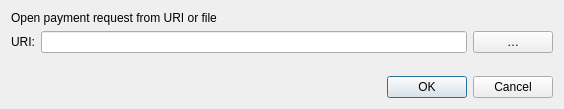
Qt form src/qt/forms/openuridialog.ui (crptec/SUQA-CORE-POC) before a commit.
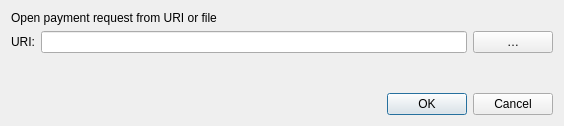
The same form after that commit. Icons and pictures are not drawn. Custom widgets are drawn as their Qt base class.

Patch:
```diff
--- a/src/qt/forms/openuridialog.ui
+++ b/src/qt/forms/openuridialog.ui
@@ -7,12 +7,1640 @@
     <x>0</x>
     <y>0</y>
     <width>564</width>
-    <height>109</height>
+    <height>126</height>
    </rect>
   </property>
   <property name="windowTitle">
    <string>Open URI</string>
   </property>
+  <property name="styleSheet">
+   <string notr="true">
+QStatusBar {
+background-color:#ffffff;
+}
+
+.QFrame {
+background-color:transparent;
+border:0px solid #fff;
+}
+
+QMenuBar {
+background-color:#fff;
+}
+
+QMenuBar::item {
+background-color:#fff;
+}
+
+QMenuBar::item:selected {
+background-color:#f8f6f6;
+}
+
+QMenu {
+background-color:#f8f6f6;
+}
+
+QMenu::item {
+color:#333;
+}
+
+QMenu::item:selected {
+background-color:#f2f0f0;
+color:#333;
+}
+
+QToolBar {
+background-color:#fff;
+border:0px solid #000;
+padding:0;
+margin:0;
+}
+
+QToolBar &gt; QToolButton {
+background-color:#fff;
+border:0px solid #333;
+min-height:2.5em;
+min-width: 8em;
+padding: 0em 1em;
+/*font-weight:bold;*/
+color:#333;
+}
+
+QToolBar &gt; QToolButton:checked {
+background-color:#183862;
+color:#fff;
+font-weight:bold;
+}
+
+QMessageBox {
+background-color:#F8F6F6;
+}
+
+/*******************************************************/
+
+QLabel { /* Base Text Size &amp; Color */
+font-size:12px;
+color:#333333;
+}
+
+.QCheckBox { /* Checkbox Labels */
+color:#333333;
+background-color:transparent;
+}
+
+.QCheckBox:hover {
+background-color:transparent;
+}
+
+.QValidatedLineEdit, .QLineEdit { /* Text Entry Fields */
+border: 1px solid #82C3E6;
+font-size:11px;
+min-height:25px;
+outline:0;
+padding:3px;
+background-color:#fcfcfc;
+}
+
+.QLineEdit:!focus {
+font-size:12px;
+}
+
+.QValidatedLineEdit:disabled, .QLineEdit:disabled {
+background-color:#f2f2f2;
+}
+
+/*******************************************************/
+
+QPushButton { /* Global Button Style */
+
+background-color:#183862;
+
+border:1;
+
+border-radius:3px;
+
+color:#ffffff;
+
+font-size:12px;
+
+font-weight:bold;
+
+height: 26px;
+
+padding-left:25px;
+
+padding-right:25px;
+
+padding-top:5px;
+
+padding-bottom:5px;
+
+margin-right: 10px;
+
+}
+
+
+
+QPushButton:hover { /* Global Button Style hover */
+
+background-color:#f57026;
+
+border:1;
+
+border-radius:3px;
+
+color:#ffffff;
+
+font-size:12px;
+
+font-weight:bold;
+
+height: 26px;
+
+padding-left:25px;
+
+padding-right:25px;
+
+padding-top:5px;
+
+padding-bottom:5px;
+
+margin-right: 10px;
+
+}
+
+QPushButton:focus {
+border:none;
+outline:none;
+}
+
+QPushButton:pressed {
+border:1px solid #333;
+}
+
+QComboBox { /* Dropdown Menus */
+border:1px solid #82C3E6;
+padding: 3px 5px 3px 5px;
+background:#fcfcfc;
+min-height:25px;
+color:#818181;
+}
+
+QComboBox:checked {
+background:#f2f2f2;
+}
+
+QComboBox:editable {
+background: #183862;
+color:#616161;
+border:0px solid transparent;
+}
+
+QComboBox::drop-down {
+width:25px;
+border:0px;
+}
+
+QComboBox::down-arrow {
+border-image: url(':/images/light/drkblue_downArrow') 0 0 0 0 stretch stretch;
+}
+
+QComboBox QListView {
+background:#fff;
+border:1px solid #333;
+padding-right:1px;
+padding-left:1px;
+}
+
+QComboBox QAbstractItemView::item { margin:4px; }
+
+QComboBox::item {
+color:#818181;
+}
+
+QComboBox::item:alternate {
+background:#fff;
+}
+
+QComboBox::item:selected {
+border:0px solid transparent;
+background:#f2f2f2;
+}
+
+QComboBox::indicator {
+background-color:transparent;
+selection-background-color:transparent;
+color:transparent;
+selection-color:transparent;
+}
+
+QAbstractSpinBox {
+border:1px solid #82C3E6;
+padding: 3px 5px 3px 5px;
+background:#fcfcfc;
+min-height:25px;
+color:#818181;
+}
+
+QAbstractSpinBox::up-button {
+subcontrol-origin: border;
+subcontrol-position: top right;
+width:21px;
+background:#fcfcfc;
+border-left:0px;
+border-right:1px solid #82C3E6;
+border-top:1px solid #82C3E6;
+border-bottom:0px;
+padding-right:1px;
+padding-left:5px;
+padding-top:2px;
+}
+
+QAbstractSpinBox::up-arrow {
+image:url(':/images/light/drkblue_upArrow_small');
+}
+
+QAbstractSpinBox::down-button {
+subcontrol-origin: border;
+subcontrol-position: bottom right;
+width:21px;
+background:#fcfcfc;
+border-top:0px;
+border-left:0px;
+border-right:1px solid #82C3E6;
+border-bottom:1px solid #82C3E6;
+padding-right:1px;
+padding-left:5px;
+padding-bottom:2px;
+}
+
+QAbstractSpinBox::down-arrow {
+image:url(':/images/light/drkblue_downArrow_small');
+}
+
+QCheckBox {
+spacing: 5px;
+}
+
+QCheckBox::indicator {
+width: 16px;
+height: 16px;
+}
+
+
+
+/*******************************************************/
+
+QHeaderView { /* Table Header */
+background-color:transparent;
+}
+
+QHeaderView::section { /* Table Header Sections */
+qproperty-alignment:center;
+background-color:qlineargradient(x1: 0, y1: 0, x2: 0, y2: 0.25, stop: 0 #1070B0, stop: 1 #183862);
+color:#fff;
+min-height:25px;
+font-weight:bold;
+font-size:14px;
+outline:0;
+border:0px solid #fff;
+border-right:1px solid #fff;
+padding-left:5px;
+padding-right:5px;
+padding-top:2px;
+padding-bottom:2px;
+}
+
+QHeaderView::section:last {
+border-right: 0px solid #d7d7d7;
+}
+
+.QScrollArea {
+background:transparent;
+border:0px;
+}
+
+.QTableView { /* Table - has to be selected as a class otherwise it throws off QCalendarWidget */
+background:transparent;
+border:0px solid #fff;
+}
+
+QTableView::item { /* Table Item */
+background-color:#fcfcfc;
+font-size:12px;
+}
+
+QTableView::item:selected { /* Table Item Selected */
+background-color:#f0f0f0;
+color:#333;
+}
+
+QScrollBar { /* Scroll Bar */
+
+}
+
+QScrollBar:vertical { /* Vertical Scroll Bar Attributes */
+border:0;
+background:#ffffff;
+width:18px;
+margin: 18px 0px 18px 0px;
+}
+
+QScrollBar:horizontal { /* Horizontal Scroll Bar Attributes */
+border:0;
+background:#ffffff;
+height:18px;
+margin: 0px 18px 0px 18px;
+}
+
+
+QScrollBar::handle:vertical { /* Scroll Bar Slider - vertical */
+background:#e0e0e0;
+min-height:10px;
+}
+
+QScrollBar::handle:horizontal { /* Scroll Bar Slider - horizontal */
+background:#e0e0e0;
+min-width:10px;
+}
+
+QScrollBar::add-page, QScrollBar::sub-page { /* Scroll Bar Background */
+background:#F8F6F6;
+}
+
+QScrollBar::add-line:vertical, QScrollBar::sub-line:vertical, QScrollBar::add-line:horizontal, QScrollBar::sub-line:horizontal { /* Define Arrow Button Dimensions */
+background-color:#F8F6F6;
+border: 1px solid #f2f0f0;
+width:16px;
+height:16px;
+}
+
+QScrollBar::add-line:vertical:pressed, QScrollBar::sub-line:vertical:pressed, QScrollBar::add-line:horizontal:pressed, QScrollBar::sub-line:horizontal:pressed {
+background-color:#e0e0e0;
+}
+
+QScrollBar::sub-line:vertical { /* Vertical - top button position */
+subcontrol-position:top;
+subcontrol-origin: margin;
+}
+
+QScrollBar::add-line:vertical { /* Vertical - bottom button position */
+subcontrol-position:bottom;
+subcontrol-origin: margin;
+}
+
+QScrollBar::sub-line:horizontal { /* Vertical - left button position */
+subcontrol-position:left;
+subcontrol-origin: margin;
+}
+
+QScrollBar::add-line:horizontal { /* Vertical - right button position */
+subcontrol-position:right;
+subcontrol-origin: margin;
+}
+
+QScrollBar:up-arrow, QScrollBar:down-arrow, QScrollBar:left-arrow, QScrollBar:right-arrow { /* Arrows Icon */
+width:10px;
+height:10px;
+}
+
+QScrollBar:up-arrow {
+background-image: url(':/images/light/drkblue_upArrow_small');
+}
+
+QScrollBar:down-arrow {
+background-image: url(':/images/light/drkblue_downArrow_small');
+}
+
+QScrollBar:left-arrow {
+background-image: url(':/images/light/drkblue_leftArrow_small');
+}
+
+QScrollBar:right-arrow {
+background-image: url(':/images/light/drkblue_rightArrow_small');
+}
+
+
+/*******************************************************/
+
+/* DIALOG BOXES */
+
+QDialog .QTabWidget {
+border-bottom:1px solid #333;
+}
+
+QDialog .QTabWidget::pane {
+border: 1px solid #d7d7d7;
+}
+
+QDialog .QTabWidget QTabBar::tab {
+background-color:#f2f0f0;
+color:#333;
+padding-left:10px;
+padding-right:10px;
+padding-top:5px;
+padding-bottom:5px;
+border-top: 1px solid #d7d7d7;
+}
+
+QDialog .QTabWidget QTabBar::tab:first {
+border-left: 1px solid #d7d7d7;
+}
+
+QDialog .QTabWidget QTabBar::tab:last {
+border-right: 1px solid #d7d7d7;
+}
+
+QDialog .QTabWidget QTabBar::tab:selected, QDialog .QTabWidget QTabBar::tab:hover {
+background-color:#ffffff;
+color:#333;
+}
+
+QDialog .QTabWidget .QWidget {
+background-color:#fff;
+color:#333;
+}
+
+QDialog .QTabWidget .QWidget QAbstractSpinBox {
+min-height:15px;
+}
+
+QDialog .QTabWidget .QWidget QAbstractSpinBox::down-button {
+width:15px;
+}
+
+QDialog .QTabWidget .QWidget QAbstractSpinBox::up-button {
+width:15px;
+}
+
+QDialog .QTabWidget .QWidget QComboBox {
+min-height:15px;
+}
+
+QDialog QWidget { /* Remove Annoying Focus Rectangle */
+outline: 0;
+}
+
+/*******************************************************/
+/* FILE MENU */
+
+/* Dialog: Open URI */
+QDialog#OpenURIDialog {
+background-color:#F8F6F6;
+}
+
+QDialog#OpenURIDialog QLabel#label { /* URI Label */
+font-weight:bold;
+}
+
+QDialog#OpenURIDialog QPushButton#selectFileButton { /* ... Button */
+background-color:qlineargradient(x1: 0, y1: 0, x2: 0, y2: 1, stop: .01 #f6f6f6, stop: .1 rgba(250, 250, 250, 128), stop: .95 rgba(250, 250, 250, 255), stop: 1 #ebebeb);
+border:1px solid #d2d2d2;
+color:#616161;
+padding-left:10px;
+padding-right:10px;
+}
+
+QDialog#OpenURIDialog QPushButton#selectFileButton:hover {
+background-color:qlineargradient(x1: 0, y1: 0, x2: 0, y2: 1, stop: .01 #f6f6f6, stop: .1 rgba(240, 240, 240, 255), stop: .95 rgba(240, 240, 240, 255), stop: 1 #ebebeb);
+color:#333;
+}
+
+QDialog#OpenURIDialog QPushButton#selectFileButton:pressed {
+border:1px solid #9e9e9e;
+}
+
+/* Dialog: Sign / Verify Message */
+QDialog#SignVerifyMessageDialog {
+background-color:#F8F6F6;
+}
+
+QDialog#SignVerifyMessageDialog QPushButton#addressBookButton_SM { /* Address Book Button */
+background-color:transparent;
+padding-left:10px;
+padding-right:10px;
+}
+
+QDialog#SignVerifyMessageDialog QPlainTextEdit { /* Message Signing Text */
+border:1px solid #82C3E6;
+background-color:#fff;
+}
+
+QDialog#SignVerifyMessageDialog QPushButton#pasteButton_SM { /* Paste Button */
+/* qproperty-icon: url(&quot;:/icons/light/drkblue_editpaste&quot;); */
+background-color:transparent;
+padding-left:15px;
+}
+
+QDialog#SignVerifyMessageDialog QLineEdit:!focus { /* Font Hack */
+font-size:10px;
+}
+
+QDialog#SignVerifyMessageDialog QPushButton#copySignatureButton_SM { /* Copy Button */
+/* qproperty-icon: url(&quot;:/icons/light/drkblue_editcopy&quot;); */
+background-color:transparent;
+padding-left:10px;
+padding-right:10px;
+}
+
+QDialog#SignVerifyMessageDialog QPushButton#clearButton_SM { /* Clear Button */
+background-color:qlineargradient(x1: 0, y1: 0, x2: 0, y2: 1, stop: .01 #f6f6f6, stop: .1 rgba(250, 250, 250, 128), stop: .95 rgba(250, 250, 250, 255), stop: 1 #ebebeb);
+border:1px solid #d2d2d2;
+color:#616161;
+padding-left:10px;
+padding-right:10px;
+}
+
+QDialog#SignVerifyMessageDialog QPushButton#clearButton_SM:hover {
+background-color:qlineargradient(x1: 0, y1: 0, x2: 0, y2: 1, stop: .01 #f6f6f6, stop: .1 rgba(240, 240, 240, 255), stop: .95 rgba(240, 240, 240, 255), stop: 1 #ebebeb);
+color:#333;
+}
+
+QDialog#SignVerifyMessageDialog QPushButton#clearButton_SM:pressed {
+border:1px solid #9e9e9e;
+}
+
+QDialog#SignVerifyMessageDialog QPushButton#addressBookButton_VM { /* Verify Message - Address Book Button */
+background-color:transparent;
+border:0;
+padding-left:10px;
+padding-right:10px;
+}
+
+QDialog#SignVerifyMessageDialog QPushButton#clearButton_VM { /* Verify Message - Clear Button */
+background-color:qlineargradient(x1: 0, y1: 0, x2: 0, y2: 1, stop: .01 #f6f6f6, stop: .1 rgba(250, 250, 250, 128), stop: .95 rgba(250, 250, 250, 255), stop: 1 #ebebeb);
+border:1px solid #d2d2d2;
+color:#616161;
+padding-left:10px;
+padding-right:10px;
+}
+
+QDialog#SignVerifyMessageDialog QPushButton#clearButton_VM:hover {
+background-color:qlineargradient(x1: 0, y1: 0, x2: 0, y2: 1, stop: .01 #f6f6f6, stop: .1 rgba(240, 240, 240, 255), stop: .95 rgba(240, 240, 240, 255), stop: 1 #ebebeb);
+color:#333;
+}
+
+QDialog#SignVerifyMessageDialog QPushButton#clearButton_VM:pressed {
+border:1px solid #9e9e9e;
+}
+
+/* Dialog: Send and Receive */
+QWidget#AddressBookPage {
+background-color:#F8F6F6;
+}
+
+QWidget#AddressBookPage QPushButton#newAddress { /* New Address Button */
+background-color:qlineargradient(x1: 0, y1: 0, x2: 0, y2: 1, stop: .01 #f6f6f6, stop: .1 rgba(250, 250, 250, 128), stop: .95 rgba(250, 250, 250, 255), stop: 1 #ebebeb);
+border:1px solid #d2d2d2;
+color:#616161;
+padding-left:10px;
+padding-right:10px;
+}
+
+QWidget#AddressBookPage QPushButton#newAddress:hover {
+background-color:qlineargradient(x1: 0, y1: 0, x2: 0, y2: 1, stop: .01 #f6f6f6, stop: .1 rgba(240, 240, 240, 255), stop: .95 rgba(240, 240, 240, 255), stop: 1 #ebebeb);
+color:#333;
+}
+
+QWidget#AddressBookPage QPushButton#newAddress:pressed {
+border:1px solid #9e9e9e;
+}
+
+QWidget#AddressBookPage QPushButton#copyAddress { /* Copy Address Button */
+background-color:qlineargradient(x1: 0, y1: 0, x2: 0, y2: 1, stop: .01 #f6f6f6, stop: .1 rgba(250, 250, 250, 128), stop: .95 rgba(250, 250, 250, 255), stop: 1 #ebebeb);
+border:1px solid #d2d2d2;
+color:#616161;
+padding-left:10px;
+padding-right:10px;
+}
+
+QWidget#AddressBookPage QPushButton#copyAddress:hover {
+background-color:qlineargradient(x1: 0, y1: 0, x2: 0, y2: 1, stop: .01 #f6f6f6, stop: .1 rgba(240, 240, 240, 255), stop: .95 rgba(240, 240, 240, 255), stop: 1 #ebebeb);
+color:#333;
+}
+
+QWidget#AddressBookPage QPushButton#copyAddress:pressed {
+border:1px solid #9e9e9e;
+}
+
+QWidget#AddressBookPage QPushButton#deleteAddress { /* Delete Address Button */
+background-color:qlineargradient(x1: 0, y1: 0, x2: 0, y2: 1, stop: .01 #f6f6f6, stop: .1 rgba(250, 250, 250, 128), stop: .95 rgba(250, 250, 250, 255), stop: 1 #ebebeb);
+border:1px solid #d2d2d2;
+color:#616161;
+padding-left:10px;
+padding-right:10px;
+}
+
+QWidget#AddressBookPage QPushButton#deleteAddress:hover {
+background-color:qlineargradient(x1: 0, y1: 0, x2: 0, y2: 1, stop: .01 #f6f6f6, stop: .1 rgba(240, 240, 240, 255), stop: .95 rgba(240, 240, 240, 255), stop: 1 #ebebeb);
+color:#333;
+}
+
+QWidget#AddressBookPage QPushButton#deleteAddress:pressed {
+border:1px solid #9e9e9e;
+}
+
+QWidget#AddressBookPage QTableView { /* Address Listing */
+font-size:12px;
+}
+
+QWidget#AddressBookPage QHeaderView::section { /* Min width for Windows fix */
+min-width:260px;
+}
+
+/* SETTINGS MENU */
+
+/* Encrypt Wallet and Change Passphrase Dialog */
+QDialog#AskPassphraseDialog {
+background-color:#F8F6F6;
+}
+
+QDialog#AskPassphraseDialog QLabel#passLabel1, QDialog#AskPassphraseDialog QLabel#passLabel2, QDialog#AskPassphraseDialog QLabel#passLabel3 {
+qproperty-alignment: 'AlignVCenter | AlignRight';
+min-width:170px;
+min-height:33px; /* base width of 25px for QLineEdit, plus padding and border */
+}
+
+/* Options Dialog */
+QDialog#OptionsDialog {
+background-color:#F8F6F6;
+}
+
+QDialog#OptionsDialog QValueComboBox, QDialog#OptionsDialog QSpinBox {
+margin-top:5px;
+margin-bottom:5px;
+}
+
+QDialog#OptionsDialog QValidatedLineEdit, QDialog#OptionsDialog QValidatedLineEdit:disabled, QDialog#OptionsDialog QLineEdit, QDialog#OptionsDialog QLineEdit:disabled {
+qproperty-alignment: 'AlignVCenter | AlignLeft';
+min-height:20px;
+margin-top:0px;
+margin-bottom:0px;
+padding-top:1px;
+padding-bottom:1px;
+}
+
+QDialog#OptionsDialog &gt; QLabel {
+qproperty-alignment: 'AlignVCenter';
+min-height:20px;
+}
+
+QDialog#OptionsDialog QWidget#tabDisplay QValueComboBox {
+margin-top:0px;
+margin-bottom:0px;
+}
+
+QDialog#OptionsDialog QLabel#label_3 { /* Translations Missing? Label */
+qproperty-alignment: 'AlignVCenter | AlignCenter';
+color:#818181;
+padding-bottom:8px;
+}
+
+QDialog#OptionsDialog QCheckBox {
+min-height:20px;
+}
+
+QDialog#OptionsDialog QCheckBox#displayAddresses {
+min-height:33px;
+
+}
+
+/* TOOLS MENU */
+
+QDialog#RPCConsole { /* RPC Console Dialog Box */
+background-color:#F8F6F6;
+}
+
+QDialog#RPCConsole QWidget#tab_info QLabel#label_11, QDialog#RPCConsole QWidget#tab_info QLabel#label_10 { /* Margin between Network and Block Chain headers */
+qproperty-alignment: 'AlignBottom';
+min-height:25px;
+min-width:180px;
+}
+
+QDialog#RPCConsole QWidget#tab_peers  QLabel#peerHeading { /* Peers Info Header */
+color:#183862;
+}
+
+QDialog#RPCConsole QPushButton#openDebugLogfileButton {
+max-width:60px;
+}
+
+QDialog#RPCConsole QTextEdit#messagesWidget { /* Console Messages Window */
+border:0;
+}
+
+QDialog#RPCConsole QLineEdit#lineEdit { /* Console Input */
+margin-right:5px;
+}
+
+QDialog#RPCConsole QPushButton#clearButton { /* Console Clear Button */
+background-color:transparent;
+padding-left:10px;
+padding-right:10px;
+}
+
+QDialog#RPCConsole .QGroupBox #line { /* Network In Line */
+background-color:#00ff00;
+}
+
+QDialog#RPCConsole .QGroupBox #line_2 { /* Network Out Line */
+background:#ff0000;
+}
+
+/* HELP MENU */
+
+/* Command Line Options Dialog */
+QDialog#HelpMessageDialog {
+background-color:#F8F6F6;
+}
+
+QDialog#HelpMessageDialog QScrollArea * {
+background-color:#ffffff;
+}
+
+QDialog#HelpMessageDialog QScrollBar:vertical, QDialog#HelpMessageDialog QScrollBar:horizontal {
+border:0;
+}
+
+/* About Proton Dialog */
+QDialog#AboutDialog {
+background-color:#F8F6F6;
+}
+
+QDialog#AboutDialog QLabel#label, QDialog#AboutDialog QLabel#copyrightLabel, QDialog#AboutDialog QLabel#label_2 { /* About Proton Contents */
+margin-left:10px;
+}
+
+QDialog#AboutDialog QLabel#label_2 { /* Margin for About Proton text */
+margin-right:10px;
+}
+
+/* Edit Address Dialog */
+QDialog#EditAddressDialog {
+background-color:#F8F6F6;
+}
+
+QDialog#EditAddressDialog QLabel {
+qproperty-alignment: 'AlignVCenter | AlignRight';
+min-height:27px;
+font-weight:normal;
+padding-right:5px;
+}
+
+/* OVERVIEW SCREEN */
+
+QWidget .QFrame#frame { /* Wallet Balance */
+min-width:490px;
+}
+
+QWidget .QFrame#frame &gt; .QLabel {
+min-width:190px;
+font-weight:normal;
+min-height:30px;
+}
+
+QWidget .QFrame#frame .QLabel#label_5 { /* Wallet Label */
+qproperty-alignment: 'AlignVCenter | AlignRight';
+min-width:160px;
+background-color:transparent;
+color:#f4f4f5;
+margin-right:5px;
+padding-right:5px;
+}
+
+QWidget .QFrame#frame .QLabel#labelWalletStatus { /* Wallet Sync Status */
+qproperty-alignment: 'AlignVCenter | AlignLeft';
+margin-left:3px;
+}
+
+QWidget .QFrame#frame .QLabel#labelSpendable { /* Spendable Header */
+qproperty-alignment: 'AlignVCenter | AlignLeft';
+font-size:12px;
+margin-left:18px;
+}
+
+QWidget .QFrame#frame .QLabel#labelWatchonly { /* Watch-only Header */
+qproperty-alignment: 'AlignVCenter | AlignLeft';
+font-size:12px;
+margin-left:16px;
+}
+
+QWidget .QFrame#frame .QLabel#labelBalanceText { /* Available Balance Label */
+qproperty-alignment: 'AlignVCenter | AlignRight';
+min-width:160px;
+background-color:#183862;
+color:#ffffff;
+margin-right:5px;
+padding-right:5px;
+font-size:14px;
+font-weight: bold;
+min-height:35px;
+}
+
+QWidget .QFrame#frame .QLabel#labelBalance { /* Available Balance */
+qproperty-alignment: 'AlignVCenter | AlignLeft';
+font-size:16px;
+color:#183862;
+margin-left:0px;
+    font-weight: bold;
+}
+
+QWidget .QFrame#frame .QLabel#labelWatchAvailable { /* Watch-only Balance */
+qproperty-alignment: 'AlignVCenter | AlignLeft';
+font-size:12px;
+margin-left:16px;
+}
+
+QWidget .QFrame#frame .QLabel#labelPendingText { /* Pending Balance Label */
+qproperty-alignment: 'AlignVCenter | AlignRight';
+min-width:160px;
+font-size:14px;
+font-Weight:bold;
+background-color:#F8F6F6;
+margin-right:5px;
+padding-right:5px;
+}
+
+QWidget .QFrame#frame .QLabel#labelUnconfirmed { /* Pending Balance */
+qproperty-alignment: 'AlignVCenter | AlignLeft';
+font-size:14px;
+font-weight:bold;
+margin-left:0px;
+}
+
+QWidget .QFrame#frame .QLabel#labelWatchPending { /* Watch-only Pending Balance */
+qproperty-alignment: 'AlignVCenter | AlignLeft';
+font-size:12px;
+margin-left:16px;
+}
+
+QWidget .QFrame#frame .QLabel#labelImmatureText { /* Immature Balance Label */
+qproperty-alignment: 'AlignVCenter | AlignRight';
+min-width:160px;
+font-size:14px;
+font-weight:bold;
+background-color:#F8F6F6;
+margin-right:5px;
+padding-right:5px;
+}
+
+QWidget .QFrame#frame .QLabel#labelImmature { /* Immature Balance */
+qproperty-alignment: 'AlignVCenter | AlignLeft';
+font-size:14px;
+font-weight:bold;
+margin-left:0px;
+}
+
+QWidget .QFrame#frame .QLabel#labelWatchImmature { /* Watch-only Immature Balance */
+qproperty-alignment: 'AlignVCenter | AlignLeft';
+font-size:12px;
+margin-left:16px;
+}
+
+QWidget .QFrame#frame .QLabel#labelTotalText { /* Total Balance Label */
+qproperty-alignment: 'AlignVCenter | AlignRight';
+min-width:160px;
+font-size:14px;
+font-weight:bold;
+background-color:#F8F6F6;
+margin-right:5px;
+padding-right:5px;
+}
+
+QWidget .QFrame#frame .QLabel#labelTotal { /* Total Balance */
+qproperty-alignment: 'AlignVCenter | AlignLeft';
+font-size:14px;
+font-weight:bold;
+margin-left:0px;
+}
+
+QWidget .QFrame#frame .QLabel#labelWatchTotal { /* Watch-only Total Balance */
+qproperty-alignment: 'AlignVCenter | AlignLeft';
+font-size:12px;
+margin-left:16px;
+}
+
+/* PRIVATESEND WIDGET */
+
+QWidget .QFrame#framePrivateSend { /* PrivateSend Widget */
+background-color:transparent;
+max-width: 451px;
+min-width: 451px;
+max-height: 350px;
+}
+
+QWidget .QFrame#framePrivateSend .QWidget#layoutWidgetPrivateSendHeader { /* PrivateSend Header */
+max-width: 421px;
+min-width: 421px;
+}
+
+QWidget .QFrame#framePrivateSend .QLabel#labelPrivateSendHeader { /* PrivateSend Header */
+qproperty-alignment: 'AlignVCenter | AlignCenter';
+max-width: 421px;
+min-width: 421px;
+background-color:#183862;
+color:#fff;
+margin-right: 5px;
+padding-right: 5px;
+font-weight:bold;
+font-size:14px;
+min-height:35px;
+max-height:35px;
+}
+/******************************************************************/
+QWidget .QFrame#framePrivateSend .QLabel#labelPrivateSendSyncStatus { /* PrivateSend Sync Status */
+qproperty-alignment: 'AlignVCenter | AlignLeft';
+margin-left:2px;
+padding-right:5px;
+}
+
+QWidget .QFrame#framePrivateSend #privateSendFormLayoutWidget {
+max-width: 451px;
+max-height: 175px;
+}
+
+QWidget .QFrame#framePrivateSend #privateSendFormLayoutWidget &gt; .QLabel {
+min-width:175px;
+font-weight:normal;
+min-height:25px;
+}
+
+QWidget .QFrame#framePrivateSend #privateSendFormLayoutWidget .QLabel#labelPrivateSendEnabledText { /* PrivateSend Enabled Status Label */
+qproperty-alignment: 'AlignVCenter | AlignRight';
+min-width:160px;
+background-color:#F8F6F6;
+margin-right:5px;
+padding-right:5px;
+}
+
+QWidget .QFrame#framePrivateSend #privateSendFormLayoutWidget .QLabel#labelPrivateSendEnabled { /* PrivateSend Enabled Status */
+
+}
+
+QWidget .QFrame#framePrivateSend #privateSendFormLayoutWidget .QLabel#labelCompletitionText { /* PrivateSend Completion Label */
+qproperty-alignment: 'AlignVCenter | AlignRight';
+min-width:160px;
+background-color:#F8F6F6;
+margin-right:5px;
+padding-right:5px;
+
+}
+
+QWidget .QFrame#framePrivateSend #privateSendFormLayoutWidget .QProgressBar#privateSendProgress { /* PrivateSend Completion */
+border: 1px solid #818181;
+border-radius: 1px;
+margin-right:43px;
+text-align: right;
+color:#818181;
+}
+
+QWidget .QFrame#framePrivateSend #privateSendFormLayoutWidget .QProgressBar#privateSendProgress::chunk {
+background-color: #183862;
+width:1px;
+}
+
+QWidget .QFrame#framePrivateSend #privateSendFormLayoutWidget .QLabel#labelAnonymizedText { /* PrivateSend Balance Label */
+qproperty-alignment: 'AlignVCenter | AlignRight';
+min-width:160px;
+background-color:#F8F6F6;
+margin-right:5px;
+padding-right:5px;
+}
+
+QWidget .QFrame#framePrivateSend #privateSendFormLayoutWidget .QLabel#labelAnonymized { /* PrivateSend Balance */
+
+}
+
+QWidget .QFrame#framePrivateSend #privateSendFormLayoutWidget .QLabel#labelAmountAndRoundsText { /* PrivateSend Amount and Rounds Label */
+qproperty-alignment: 'AlignVCenter | AlignRight';
+min-width:160px;
+background-color:#F8F6F6;
+margin-right:5px;
+padding-right:5px;
+}
+
+QWidget .QFrame#framePrivateSend #privateSendFormLayoutWidget .QLabel#labelAmountRounds { /* PrivateSend Amount and Rounds */
+
+}
+
+QWidget .QFrame#framePrivateSend #privateSendFormLayoutWidget .QLabel#labelSubmittedDenomText { /* PrivateSend Submitted Denom Label */
+qproperty-alignment: 'AlignVCenter | AlignRight';
+min-width:160px;
+background-color:#F8F6F6;
+margin-right:5px;
+padding-right:5px;
+}
+
+QWidget .QFrame#framePrivateSend #privateSendFormLayoutWidget .QLabel#labelSubmittedDenom { /* PrivateSend Submitted Denom */
+
+}
+
+QWidget .QFrame#framePrivateSend .QWidget#layoutWidgetLastMessageAndButtons {
+max-width: 451px;
+}
+
+QWidget .QFrame#framePrivateSend .QLabel#labelPrivateSendLastMessage { /* PrivateSend Status Notifications */
+qproperty-alignment: 'AlignVCenter | AlignCenter';
+min-width: 288px;
+min-height: 43px;
+font-size:11px;
+color:#818181;
+}
+
+/* PRIVATESEND BUTTONS */
+
+QWidget .QFrame#framePrivateSend .QPushButton { /* PrivateSend Buttons - General Attributes */
+border:0px solid #ffffff;
+}
+
+QWidget .QFrame#framePrivateSend QPushButton:focus {
+border:none;
+outline:none;
+}
+
+QWidget .QFrame#framePrivateSend .QPushButton#togglePrivateSend { /* Start PrivateSend Mixing */
+min-height: 40px;
+font-size:15px;
+font-weight:normal;
+color:#ffffff;
+padding-left:10px;
+padding-right:10px;
+padding-top:5px;
+padding-bottom:6px;
+}
+
+QWidget .QFrame#framePrivateSend .QPushButton#togglePrivateSend:hover {
+
+}
+
+QWidget .QFrame#framePrivateSend .QPushButton#privateSendAuto { /* Try Mix Button */
+background-color:qlineargradient(x1: 0, y1: 0, x2: 0, y2: 1, stop: .01 #f6f6f6, stop: .1 rgba(250, 250, 250, 128), stop: .95 rgba(250, 250, 250, 255), stop: 1 #ebebeb);
+border:1px solid #d2d2d2;
+color:#616161;
+min-height:25px;
+font-size:9px;
+padding:0px;
+}
+
+QWidget .QFrame#framePrivateSend .QPushButton#privateSendAuto:hover {
+background-color:qlineargradient(x1: 0, y1: 0, x2: 0, y2: 1, stop: .01 #f6f6f6, stop: .1 rgba(240, 240, 240, 255), stop: .95 rgba(240, 240, 240, 255), stop: 1 #ebebeb);
+color:#333;
+}
+
+QWidget .QFrame#framePrivateSend .QPushButton#privateSendAuto:pressed {
+border:1px solid #9e9e9e;
+}
+
+QWidget .QFrame#framePrivateSend .QPushButton#privateSendReset { /* Reset Button */
+background-color:qlineargradient(x1: 0, y1: 0, x2: 0, y2: 1, stop: .01 #f6f6f6, stop: .1 rgba(250, 250, 250, 128), stop: .95 rgba(250, 250, 250, 255), stop: 1 #ebebeb);
+border:1px solid #d2d2d2;
+color:#616161;
+min-height:25px;
+font-size:9px;
+padding:0px;
+}
+
+QWidget .QFrame#framePrivateSend .QPushButton#privateSendReset:hover {
+background-color:qlineargradient(x1: 0, y1: 0, x2: 0, y2: 1, stop: .01 #f6f6f6, stop: .1 rgba(240, 240, 240, 255), stop: .95 rgba(240, 240, 240, 255), stop: 1 #ebebeb);
+color:#333;
+}
+
+QWidget .QFrame#framePrivateSend .QPushButton#privateSendReset:pressed {
+border:1px solid #9e9e9e;
+}
+
+QWidget .QFrame#framePrivateSend .QPushButton#privateSendInfo { /* Info Button */
+background-color:qlineargradient(x1: 0, y1: 0, x2: 0, y2: 1, stop: .01 #f6f6f6, stop: .1 rgba(250, 250, 250, 128), stop: .95 rgba(250, 250, 250, 255), stop: 1 #ebebeb);
+border:1px solid #d2d2d2;
+color:#616161;
+min-height:25px;
+font-size:9px;
+padding:0px;
+}
+
+QWidget .QFrame#framePrivateSend .QPushButton#privateSendInfo:hover {
+background-color:qlineargradient(x1: 0, y1: 0, x2: 0, y2: 1, stop: .01 #f6f6f6, stop: .1 rgba(240, 240, 240, 255), stop: .95 rgba(240, 240, 240, 255), stop: 1 #ebebeb);
+color:#333;
+}
+
+QWidget .QFrame#framePrivateSend .QPushButton#privateSendInfo:pressed {
+border:1px solid #9e9e9e;
+}
+
+/* RECENT TRANSACTIONS */
+
+QWidget .QFrame#frame_2 { /* Transactions Widget */
+min-width:410px;
+margin-right:20px;
+margin-left:0;
+margin-top:15px;
+background-repeat:none;
+}
+
+QWidget .QFrame#frame_2 .QLabel#label_4 { /* Recent Transactions Label */
+min-width:180px;
+color:#999;
+margin-left:0px;
+margin-top:30px;
+margin-right:5px;
+padding-right:5px;
+font-weight:normal;
+font-size:18px;
+font-weight:bold;
+min-height:24px;
+}
+
+QWidget .QFrame#frame_2 .QLabel#labelTransactionsStatus { /* Recent Transactions Sync Status */
+qproperty-alignment: 'AlignBottom | AlignRight';
+min-width:93px;
+margin-top:83px;
+margin-left:16px;
+margin-right:5px;
+min-height:16px;
+}
+
+QWidget .QFrame#frame_2 QListView { /* SUQA Transaction List */
+font-weight:normal;
+font-size:14px;
+max-width:500px;
+margin-top:12px;
+margin-left:0px; /* CSS Voodoo - set to -66px to hide default transaction icons */
+}
+
+/* SEND DIALOG */
+
+QDialog#SendCoinsDialog .QFrame#frameCoinControl { /* Coin Control Section */
+
+}
+
+QDialog#SendCoinsDialog .QFrame#frameCoinControl &gt; .QLabel { /* Default Font Color and  Size */
+font-weight:normal;
+color: #999;
+}
+
+QDialog#SendCoinsDialog .QFrame#frameCoinControl .QPushButton#pushButtonCoinControl { /* Coin Control Inputs Button */
+padding-left:10px;
+padding-right:10px;
+min-height:25px;
+}
+
+QDialog#SendCoinsDialog .QFrame#frameCoinControl .QLabel#labelCoinControlFeatures { /* Coin Control Header */
+color:#999;
+font-weight:normal;
+font-size:14px;
+}
+
+QDialog#SendCoinsDialog .QFrame#frameCoinControl .QWidget#widgetCoinControl { /* Coin Control Inputs */
+}
+
+QDialog#SendCoinsDialog .QFrame#frameCoinControl .QWidget#widgetCoinControl &gt; .QLabel { /* Coin Control Inputs Labels */
+padding:2px;
+}
+
+QDialog#SendCoinsDialog .QFrame#frameCoinControl .QCheckBox#checkBoxCoinControlChange { /* Custom Change Label */
+}
+
+QDialog#SendCoinsDialog .QFrame#frameCoinControl .QValidatedLineEdit#lineEditCoinControlChange { /* Custom Change Address */
+}
+
+QDialog#SendCoinsDialog .QFrame#frameCoinControl .QLabel#labelCoinControlChangeLabel { /* Custom Change Address Validation Label */
+font-weight:normal;
+qproperty-margin:-6;
+margin-right:112px;
+}
+
+QDialog#SendCoinsDialog .QScrollArea#scrollArea .QWidget#scrollAreaWidgetContents { /* Send To Widget */
+background:transparent;
+}
+
+QDialog#SendCoinsDialog .QPushButton#sendButton { /* Send Button */
+padding-left:10px;
+padding-right:10px;
+}
+
+QDialog#SendCoinsDialog .QPushButton#clearButton { /* Clear Button */
+background-color:qlineargradient(x1: 0, y1: 0, x2: 0, y2: 1, stop: .01 #f6f6f6, stop: .1 rgba(250, 250, 250, 128), stop: .95 rgba(250, 250, 250, 255), stop: 1 #ebebeb);
+border:1px solid #d2d2d2;
+color:#616161;
+padding-left:10px;
+padding-right:10px;
+}
+
+QDialog#SendCoinsDialog .QPushButton#clearButton:hover {
+background-color:qlineargradient(x1: 0, y1: 0, x2: 0, y2: 1, stop: .01 #f6f6f6, stop: .1 rgba(240, 240, 240, 255), stop: .95 rgba(240, 240, 240, 255), stop: 1 #ebebeb);
+color:#333;
+}
+
+QDialog#SendCoinsDialog .QPushButton#clearButton:pressed {
+border:1px solid #9e9e9e;
+}
+
+QDialog#SendCoinsDialog .QPushButton#addButton { /* Add Button */
+background-color:qlineargradient(x1: 0, y1: 0, x2: 0, y2: 1, stop: .01 #f6f6f6, stop: .1 rgba(250, 250, 250, 128), stop: .95 rgba(250, 250, 250, 255), stop: 1 #ebebeb);
+border:1px solid #d2d2d2;
+color:#616161;
+padding-left:10px;
+padding-right:10px;
+}
+
+QDialog#SendCoinsDialog .QPushButton#addButton:hover {
+background-color:qlineargradient(x1: 0, y1: 0, x2: 0, y2: 1, stop: .01 #f6f6f6, stop: .1 rgba(240, 240, 240, 255), stop: .95 rgba(240, 240, 240, 255), stop: 1 #ebebeb);
+color:#333;
+}
+
+QDialog#SendCoinsDialog .QPushButton#addButton:pressed {
+border:1px solid #9e9e9e;
+}
+
+QDialog#SendCoinsDialog .QCheckBox#checkUsePrivateSend { /* PrivateSend Checkbox */
+color:#616161;
+font-weight:bold;
+background: qradialgradient(cx:0.5, cy:0.5, radius: 0.5, fx:0.5, fy:0.5, stop:0 rgba(248, 246, 246, 128), stop: 1 rgba(0, 0, 0, 0));
+border-radius:5px;
+padding-top:20px;
+padding-bottom:18px;
+}
+
+QDialog#SendCoinsDialog .QCheckBox#checkUseInstantSend { /* InstantSend Checkbox */
+color:#616161;
+font-weight:bold;
+background: qradialgradient(cx:0.5, cy:0.5, radius: 0.5, fx:0.5, fy:0.5, stop:0 rgba(248, 246, 246, 128), stop: 1 rgba(0, 0, 0, 0));
+border-radius:5px;
+padding-top:20px;
+padding-bottom:18px;
+margin-left:10px;
+margin-right:20px;
+}
+
+/* This QLabel uses name = &quot;label&quot; which conflicts with Address Book -&gt; New Address */
+/* To maximize backwards compatibility this formatting has been removed */
+
+QDialog#SendCoinsDialog QLabel#label {
+/*margin-left:20px;
+margin-right:-2px;
+padding-right:-2px;
+color:#616161;
+font-size:14px;
+font-weight:bold;
+border-radius:5px;
+padding-top:20px;
+padding-bottom:20px;*/
+min-height:27px;
+}
+
+QDialog#SendCoinsDialog QLabel#labelBalance {
+margin-left:0px;
+padding-left:0px;
+color:#333333;
+/* font-weight:bold;
+border-radius:5px;
+padding-top:20px;
+padding-bottom:20px; */
+min-height:27px;
+}
+
+#checkboxSubtractFeeFromAmount {
+padding-left:10px;
+}
+
+
+/* SEND COINS ENTRY */
+
+QStackedWidget#SendCoinsEntry .QFrame#SendCoins &gt; .QLabel { /* Send Coin Entry Labels */
+background-color:#F8F6F6;
+min-width:102px;
+font-weight:normal;
+/*font-size:11px;*/
+color:#333;
+min-height:25px;
+margin-right:5px;
+padding-right:5px;
+}
+
+QStackedWidget#SendCoinsEntry .QFrame#SendCoins .QLabel#amountLabel {
+color: #fff;
+background-color:#999;
+}
+
+QStackedWidget#SendCoinsEntry .QValidatedLineEdit#payTo { /* Pay To Input Field */
+}
+
+QStackedWidget#SendCoinsEntry .QToolButton { /* General Settings for Pay To Icons */
+padding-left:5px;
+padding-right:5px;
+border: 0;
+outline: 0;
+}
+
+QStackedWidget#SendCoinsEntry .QToolButton#addressBookButton { /* Address Book Button */
+padding-left:10px;
+}
+
+QStackedWidget#SendCoinsEntry .QToolButton#addressBookButton {
+}
+
+QStackedWidget#SendCoinsEntry .QToolButton#pasteButton {
+}
+
+QStackedWidget#SendCoinsEntry .QToolButton#deleteButton {
+}
+
+QStackedWidget#SendCoinsEntry .QLineEdit#addAsLabel { /* Pay To Input Field */
+}
+
+/* COIN CONTROL POPUP */
+
+QDialog#CoinControlDialog { /* Coin Control Dialog Window */
+background-color:#F8F6F6;
+}
+
+QDialog#CoinControlDialog .QLabel#labelCoinControlQuantityText { /* Coin Control Quantity Label */
+min-height:30px;
+padding-left:15px;
+}
+
+QDialog#CoinControlDialog .QLabel#labelCoinControlQuantity { /* Coin Control Quantity */
+min-height:30px;
+}
+
+QDialog#CoinControlDialog .QLabel#labelCoinControlBytesText { /* Coin Control Bytes Label */
+padding-left:15px;
+}
+
+QDialog#CoinControlDialog .QLabel#labelCoinControlBytes { /* Coin Control Bytes */
+}
+
+QDialog#CoinControlDialog .QLabel#labelCoinControlAmountText { /* Coin Control Amount Label */
+min-height:30px;
+padding-left:15px;
+}
+
+QDialog#CoinControlDialog .QLabel#labelCoinControlAmount { /* Coin Control Amount */
+min-height:30px;
+}
+
+QDialog#CoinControlDialog .QLabel#labelCoinControlPriorityText { /* Coin Control Priority Label */
+padding-left:15px;
+}
+
+QDialog#CoinControlDialog .QLabel#labelCoinControlPriority { /* Coin Control Priority */
+}
+
+QDialog#CoinControlDialog .QLabel#labelCoinControlFeeText { /* Coin Control Fee Label */
+min-height:30px;
+padding-left:15px;
+}
+
+QDialog#CoinControlDialog .QLabel#labelCoinControlFee { /* Coin Control Fee */
+min-height:30px;
+}
+
+QDialog#CoinControlDialog .QLabel#labelCoinControlLowOutputText { /* Coin Control Low Output Label */
+padding-left:15px;
+}
+
+QDialog#CoinControlDialog .QLabel#labelCoinControlLowOutput { /* Coin Control Low Output */
+}
+
+QDialog#CoinControlDialog .QLabel#labelCoinControlAfterFeeText { /* Coin Control After Fee Label */
+min-height:30px;
+padding-left:15px;
+}
+
+QDialog#CoinControlDialog .QLabel#labelCoinControlAfterFee { /* Coin Control After Fee */
+min-height:30px;
+}
+
+QDialog#CoinControlDialog .QLabel#labelCoinControlChangeText { /* Coin Control Change Label */
+padding-left:15px;
+}
+
+QDialog#CoinControlDialog .QLabel#labelCoinControlChange { /* Coin Control Change */
+
+}
+
+QDialog#CoinControlDialog .QFrame#frame .QPushButton#pushButtonSelectAll { /* (un)select all button */
+padding-left:10px;
+padding-right:10px;
+min-height:25px;
+}
+
+QDialog#CoinControlDialog .QFrame#frame .QPushButton#pushButtonToggleLock { /* Toggle lock state button */
+padding-left:10px;
+padding-right:10px;
+min-height:25px;
+}
+
+QDialog#CoinControlDialog .QDialogButtonBox#buttonBox QPushButton { /* Coin Control 'OK' button */
+}
+
+QDialog#CoinControlDialog .QFrame#frame .QRadioButton#radioTreeMode { /* Coin Control Tree Mode Selector */
+color:#818181;
+background-color:transparent;
+}
+
+QDialog#CoinControlDialog .QFrame#frame .QRadioButton#radioListMode { /* Coin Control List Mode Selector */
+color:#818181;
+background-color:transparent;
+}
+
+QDialog#CoinControlDialog QHeaderView::section:first { /* Bug Fix: the number &quot;1&quot; displays in this table for some reason... */
+color:transparent;
+}
+
+QDialog#CoinControlDialog .CoinControlTreeWidget#treeWidget { /* Coin Control Widget Container */
+outline:0;
+background-color:#ffffff;
+border:0px solid #818181;
+}
+
+QDialog#CoinControlDialog .CoinControlTreeWidget#treeWidget::item {
+}
+
+QDialog#CoinControlDialog .CoinControlTreeWidget#treeWidget::item:selected { /* Coin Control Item (selected) */
+background-color:#f7f7f7;
+color:#333;
+}
+
+QDialog#CoinControlDialog .CoinControlTreeWidget#treeWidget::item:checked { /* Coin Control Item (checked) */
+background-color:#f7f7f7;
+color:#333;
+}
+
+QDialog#CoinControlDialog .CoinControlTreeWidget#treeWidget::branch:selected { /* Coin Control Branch Icon */
+background-image: url(':/images/light/drkblue_qtreeview_selected');
+background-repeat:no-repeat;
+background-position:center;
+background-color:#f7f7f7;
+color:#333;
+}
+
+QDialog#CoinControlDialog .CoinControlTreeWidget#treeWidget::branch:checked { /* Coin Control Branch Icon */
+background-image: url(':/images/light/drkblue_qtreeview_selected');
+background-repeat:no-repeat;
+background-position:center;
+background-color:#f7f7f7;
+color:#333;
+}
+
+QDialog#CoinControlDialog .CoinControlTreeWidget#treeWidget::seperator {
+
+}
+
+QDialog#CoinControlDialog .CoinControlTreeWidget#treeWidget::indicator { /* Coin Control Widget Checkbox */
+
+}
+
+/* RECEIVE COINS */
+
+QWidget#ReceiveCoinsDialog .QFrame#frame2 .QLabel#label_2 { /* Label Label */
+background-color:#F8F6F6;
+border: 1px solid #fff;
+min-width:102px;
+color:#333;
+/*font-weight:bold;
+font-size:11px;*/
+padding-right:5px;
+}
+
+QWidget#ReceiveCoinsDialog .QFrame#frame2 .QLabel#label { /* Amount Label */
+background-color:#999;
+border: 1px solid #fff;
+min-width:102px;
+color:#ffffff;
+/*font-weight:bold;
+font-size:11px;*/
+padding-right:5px;
+}
+
+QWidget#ReceiveCoinsDialog .QFrame#frame2 .QLabel#label_3 { /* Message Label */
+background-color:#F8F6F6;
+border: 1px solid #fff;
+min-width:102px;
+color:#333;
+/*font-weight:bold;
+font-size:11px;*/
+padding-right:5px;
+}
+
+QWidget#ReceiveCoinsDialog .QFrame#frame2 QPushButton#clearButton { /* Clear Button */
+background-color:qlineargradient(x1: 0, y1: 0, x2: 0, y2: 1, stop: .01 #f6f6f6, stop: .1 rgba(250, 250, 250, 128), stop: .95 rgba(250, 250, 250, 255), stop: 1 #ebebeb);
+border:1px solid #d2d2d2;
+color:#616161;
+padding-left:10px;
+padding-right:10px;
+}
+
+QWidget#ReceiveCoinsDialog .QFrame#frame2 QPushButton#clearButton:hover {
+background-color:qlineargradient(x1: 0, y1: 0, x2: 0, y2: 1, stop: .01 #f6f6f6, stop: .1 rgba(240, 240, 240, 255), stop: .95 rgba(240, 240, 240, 255), stop: 1 #ebebeb);
+color:#333;
+}
+
+QWidget#ReceiveCoinsDialog .QFrame#frame2 QPushButton#clearButton:pressed {
+border:1px solid #9e9e9e;
+}
+
+QWidget#ReceiveCoinsDialog .QFrame#frame QPushButton#showRequestButton { /* Show Button */
+background-color:qlineargradient(x1: 0, y1: 0, x2: 0, y2: 1, stop: .01 #f6f6f6, stop: .1 rgba(250, 250, 250, 128), stop: .95 rgba(250, 250, 250, 255), stop: 1 #ebebeb);
+border:1px solid #d2d2d2;
+color:#616161;
+padding-left:10px;
+padding-right:10px;
+}
+
+QWidget#ReceiveCoinsDialog .QFrame#frame QPushButton#showRequestButton:hover {
+background-color:qlineargradient(x1: 0, y1: 0, x2: 0, y2: 1, stop: .01 #f6f6f6, stop: .1 rgba(240, 240, 240, 255), stop: .95 rgba(240, 240, 240, 255), stop: 1 #ebebeb);
+color:#333;
+}
+
+QWidget#ReceiveCoinsDialog .QFrame#frame QPushButton#showRequestButton:pressed {
+border:1px solid #9e9e9e;
+}
+
+QWidget#ReceiveCoinsDialog .QFrame#frame QPushButton#removeRequestButton { /* Remove Button */
+background-color:qlineargradient(x1: 0, y1: 0, x2: 0, y2: 1, stop: .01 #f6f6f6, stop: .1 rgba(250, 250, 250, 128), stop: .95 rgba(250, 250, 250, 255), stop: 1 #ebebeb);
+border:1px solid #d2d2d2;
+color:#616161;
+padding-left:10px;
+padding-right:10px;
+}
+
+QWidget#ReceiveCoinsDialog .QFrame#frame QPushButton#removeRequestButton:hover {
+background-color:qlineargradient(x1: 0, y1: 0, x2: 0, y2: 1, stop: .01 #f6f6f6, stop: .1 rgba(240, 240, 240, 255), stop: .95 rgba(240, 240, 240, 255), stop: 1 #ebebeb);
+color:#333;
+}
+
+QWidget#ReceiveCoinsDialog .QFrame#frame QPushButton#removeRequestButton:pressed {
+border:1px solid #9e9e9e;
+}
+
+QWidget#ReceiveCoinsDialog .QFrame#frame .QLabel#label_6 { /* Requested Payments History Label */
+color:#999;
+font-weight:normal;
+font-size:14px;
+}
+
+/* RECEIVE COINS DIALOG */
+
+QDialog#ReceiveRequestDialog {
+background-color:#F8F6F6;
+}
+
+QDialog#ReceiveRequestDialog QTextEdit { /* Contents of Receive Coin Dialog */
+border:1px solid #d7d7d7;
+}
+
+/* TRANSACTIONS PAGE */
+
+TransactionView QLineEdit { /* Filters */
+margin-bottom:2px;
+margin-right:1px;
+min-width:111px;
+text-align:center;
+}
+
+TransactionView QLineEdit#addressWidget { /* Address Filter */
+margin-bottom:2px;
+margin-right:1px;
+min-width:405px;
+text-align:center;
+}
+
+TransactionView QLineEdit#amountWidget { /* Amount Filter */
+margin-bottom:2px;
+margin-right:1px;
+max-width:100px;
+text-align:center;
+}
+
+TransactionView QComboBox {
+margin-bottom:1px;
+margin-right:1px;
+}
+
+QLabel#transactionSumLabel { /* Example of setObjectName for widgets without name */
+color:#333333;
+font-weight:bold;
+}
+ 
+QLabel#transactionSum { /* Example of setObjectName for widgets without name */
+color:#333333;
+}
+
+/* TRANSACTION DETAIL DIALOG */
+
+QDialog#TransactionDescDialog {
+background-color:#F8F6F6;
+}
+
+QDialog#TransactionDescDialog QTextEdit { /* Contents of Receive Coin Dialog */
+border:1px solid #d7d7d7;
+
+}
+
+
+</string>
+  </property>
   <layout class="QVBoxLayout" name="verticalLayout">
    <item>
     <widget class="QLabel" name="label_2">
```
